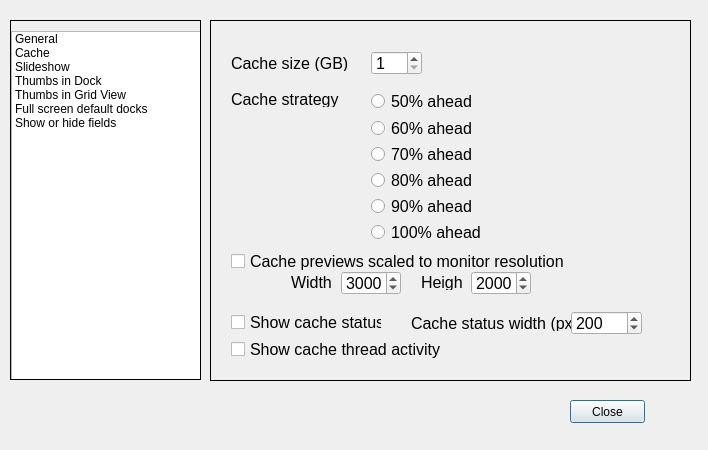
Qt form prefdlg.ui (towhee/Winnow64) before a commit.
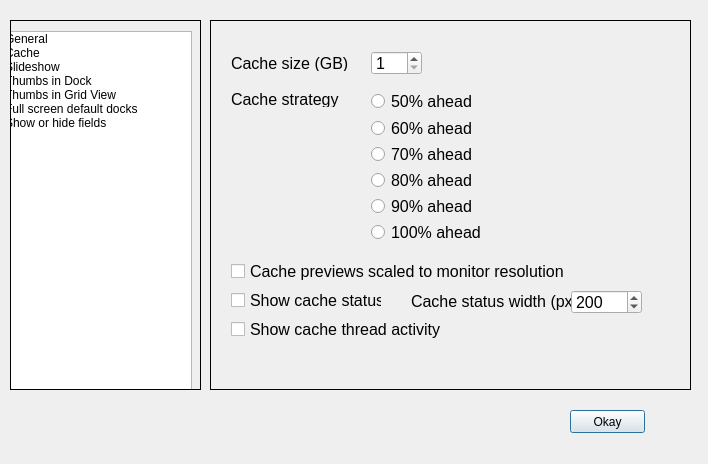
The same form after that commit. The open tabs and pages were chosen to show the change.

```diff
--- a/prefdlg.ui
+++ b/prefdlg.ui
@@ -7,7 +7,7 @@
     <x>0</x>
     <y>0</y>
     <width>708</width>
-    <height>450</height>
+    <height>464</height>
    </rect>
   </property>
   <property name="sizePolicy">
@@ -26,13 +26,13 @@
    <property name="geometry">
     <rect>
      <x>570</x>
-     <y>400</y>
+     <y>410</y>
      <width>75</width>
      <height>23</height>
     </rect>
    </property>
    <property name="text">
-    <string>Close</string>
+    <string>Okay</string>
    </property>
    <attribute name="buttonGroup">
     <string notr="true">buttonGroup</string>
@@ -44,7 +44,7 @@
      <x>210</x>
      <y>20</y>
      <width>481</width>
-     <height>361</height>
+     <height>370</height>
     </rect>
    </property>
    <property name="font">
@@ -367,9 +367,9 @@
      <property name="geometry">
       <rect>
        <x>200</x>
-       <y>294</y>
+       <y>270</y>
        <width>161</width>
-       <height>16</height>
+       <height>20</height>
       </rect>
      </property>
      <property name="font">
@@ -385,7 +385,7 @@
      <property name="geometry">
       <rect>
        <x>360</x>
-       <y>290</y>
+       <y>269</y>
        <width>71</width>
        <height>24</height>
       </rect>
@@ -454,9 +454,9 @@
      <property name="geometry">
       <rect>
        <x>20</x>
-       <y>293</y>
+       <y>269</y>
        <width>151</width>
-       <height>17</height>
+       <height>21</height>
       </rect>
      </property>
      <property name="font">
@@ -472,7 +472,7 @@
      <property name="geometry">
       <rect>
        <x>20</x>
-       <y>230</y>
+       <y>240</y>
        <width>341</width>
        <height>20</height>
       </rect>
@@ -486,101 +486,11 @@
       <string>Cache previews scaled to monitor resolution</string>
      </property>
     </widget>
-    <widget class="QSpinBox" name="previewWidthSB">
-     <property name="geometry">
-      <rect>
-       <x>130</x>
-       <y>250</y>
-       <width>60</width>
-       <height>24</height>
-      </rect>
-     </property>
-     <property name="font">
-      <font>
-       <pointsize>12</pointsize>
-      </font>
-     </property>
-     <property name="minimum">
-      <number>1000</number>
-     </property>
-     <property name="maximum">
-      <number>5000</number>
-     </property>
-     <property name="singleStep">
-      <number>200</number>
-     </property>
-     <property name="value">
-      <number>3000</number>
-     </property>
-    </widget>
-    <widget class="QSpinBox" name="previewHeightSB">
-     <property name="geometry">
-      <rect>
-       <x>260</x>
-       <y>250</y>
-       <width>60</width>
-       <height>24</height>
-      </rect>
-     </property>
-     <property name="font">
-      <font>
-       <pointsize>12</pointsize>
-      </font>
-     </property>
-     <property name="minimum">
-      <number>1000</number>
-     </property>
-     <property name="maximum">
-      <number>5000</number>
-     </property>
-     <property name="singleStep">
-      <number>200</number>
-     </property>
-     <property name="value">
-      <number>2000</number>
-     </property>
-    </widget>
-    <widget class="QLabel" name="label_9">
-     <property name="geometry">
-      <rect>
-       <x>80</x>
-       <y>253</y>
-       <width>41</width>
-       <height>16</height>
-      </rect>
-     </property>
-     <property name="font">
-      <font>
-       <pointsize>12</pointsize>
-      </font>
-     </property>
-     <property name="text">
-      <string>Width</string>
-     </property>
-    </widget>
-    <widget class="QLabel" name="label_20">
-     <property name="geometry">
-      <rect>
-       <x>210</x>
-       <y>253</y>
-       <width>41</width>
-       <height>16</height>
-      </rect>
-     </property>
-     <property name="font">
-      <font>
-       <pointsize>12</pointsize>
-      </font>
-     </property>
-     <property name="text">
-      <string>Height</string>
-     </property>
-    </widget>
     <widget class="QCheckBox" name="showCacheThreadActivityChk">
      <property name="geometry">
       <rect>
        <x>20</x>
-       <y>320</y>
+       <y>300</y>
        <width>211</width>
        <height>17</height>
       </rect>
@@ -1860,7 +1770,7 @@
      <x>10</x>
      <y>20</y>
      <width>191</width>
-     <height>360</height>
+     <height>370</height>
     </rect>
    </property>
    <property name="frameShape">
@@ -1873,10 +1783,10 @@
     <widget class="QListWidget" name="listWidget">
      <property name="geometry">
       <rect>
-       <x>0</x>
+       <x>-10</x>
        <y>10</y>
        <width>191</width>
-       <height>351</height>
+       <height>360</height>
       </rect>
      </property>
      <property name="frameShadow">
```
Left out of the diff: 66 changed lines with no effect on the pictures.
